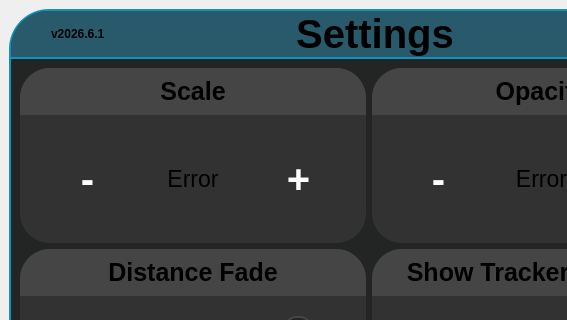
Trixxle/SeamenPerformanceOverlay, file src/userinterface/panicdashboard.ui: the form before one commit; both pictures show x 0 to 567 and y 0 to 320 of the 733 by 592 pixel window.
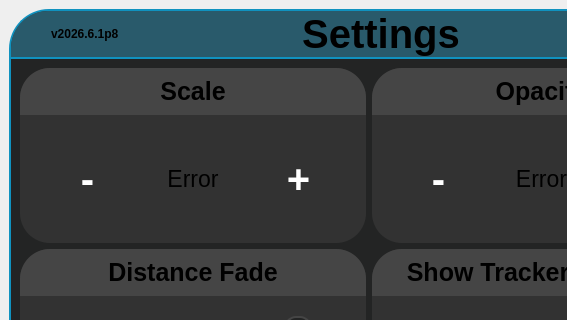
The form after the commit. Icons and pictures are not drawn.

Commit message: Attempt at improving the tracker logic. Vive/tundras do not immediately battery percentage data. Currently everything works but removing trackers breaks the UI and they dont appear back when reconnected

Diff of the .ui file:
```diff
--- a/src/userinterface/panicdashboard.ui
+++ b/src/userinterface/panicdashboard.ui
@@ -275,7 +275,7 @@
          <item>
           <widget class="QLabel" name="versionNumber">
            <property name="text">
-            <string>v2026.6.1</string>
+            <string>v2026.6.1p8</string>
            </property>
           </widget>
          </item>
```
The commit also changes 4 other files.
